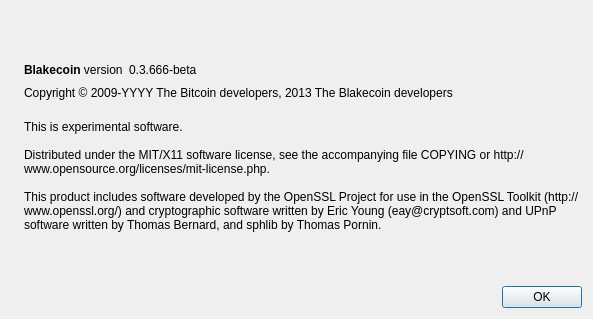
Above: src/qt/forms/aboutdialog.ui from bryceweiner/Dirac before the change. Below: the same form after it.
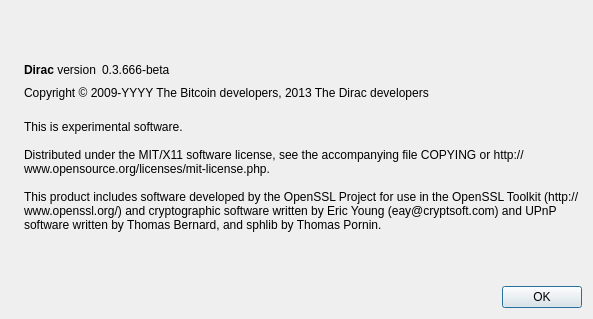
That is the form after the change. Icons and pictures are not drawn.

```diff
--- a/src/qt/forms/aboutdialog.ui
+++ b/src/qt/forms/aboutdialog.ui
@@ -50,7 +50,7 @@
           <cursorShape>IBeamCursor</cursorShape>
          </property>
          <property name="text">
-          <string>&lt;b&gt;Blakecoin&lt;/b&gt; version</string>
+          <string>&lt;b&gt;Dirac&lt;/b&gt; version</string>
          </property>
          <property name="textInteractionFlags">
           <set>Qt::LinksAccessibleByMouse|Qt::TextSelectableByKeyboard|Qt::TextSelectableByMouse</set>
@@ -91,7 +91,7 @@
         <cursorShape>IBeamCursor</cursorShape>
        </property>
        <property name="text">
-        <string notr="true">Copyright &amp;copy; 2009-YYYY The Bitcoin developers, 2013 The Blakecoin developers</string>
+        <string notr="true">Copyright &amp;copy; 2009-YYYY The Bitcoin developers, 2013 The Dirac developers</string>
        </property>
        <property name="textFormat">
         <enum>Qt::RichText</enum>
```
Left out of the diff: 2 changed lines with no effect on the pictures.
